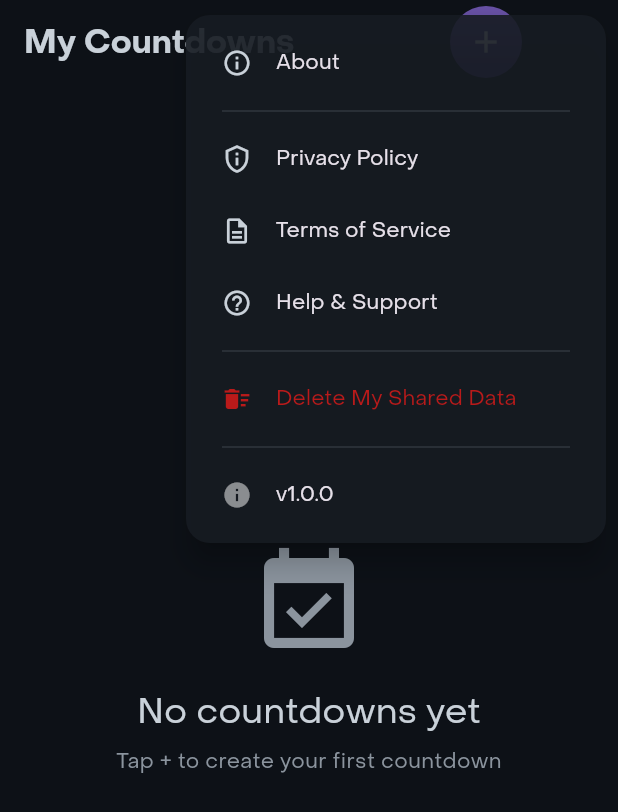
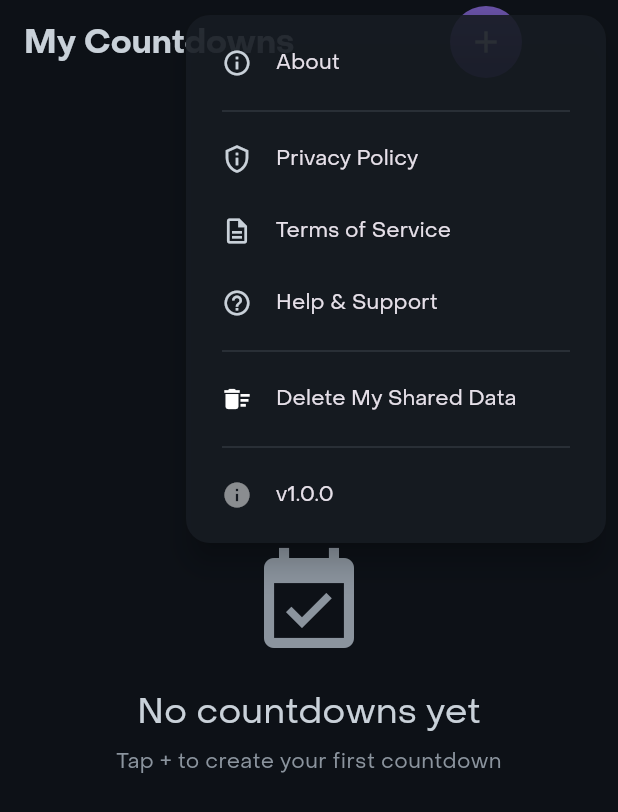
Before and after one commit to dashwhiz/countdown-app, a Flutter app: the screen it shows after launch, after a tap on the "keyboard control" icon, on a phone screen of 412 x 824 dp. Shown: the top 812 px of the screen. Run offline on Flutter 3.47's test engine with Material 3 defaults, Android fonts, the phone set to English and light mode, and no system bars; our stand-ins replace appwrite, flutter_spinkit, get, hive, hive_flutter, logger and 4 more; accounts and stored records are empty; network calls fail; project files that could hold a hidden picture were left out.

Commit message:
refactor: simplify delete shared data dialog and unify confirmation dialogs
- Simplify delete dialog text: 'Delete Shared Data?' and shorter message
- Change delete dialog to red/destructive style with delete_forever icon
- Use 'Delete' button text instead of 'OK'
- Refactor create/edit screen to use AppConfirmationDialog instead of custom AlertDialog
- Remove duplicate dialog code for consistency across app

```diff
--- a/lib/app/app_strings.dart
+++ b/lib/app/app_strings.dart
@@ -187,9 +187,9 @@ class AppStrings {
   static const String deleteMySharedData = 'Delete My Shared Data';
 
   // Delete Shared Data
-  static const String deleteSharedDataTitle = 'Delete All Shared Data?';
+  static const String deleteSharedDataTitle = 'Delete Shared Data?';
   static const String deleteSharedDataMessage =
-      'This will permanently delete all your shared countdowns and reactions from our servers. Your local countdowns will remain on your device.\n\nThis action cannot be undone.';
+      'This will permanently delete all shared countdowns from our servers. Local countdowns stay safe.';
   static const String deleteSharedDataSuccess = 'Shared data deleted successfully';
   static const String deleteSharedDataFailed = 'Failed to delete shared data';
   static const String deleteSharedDataPartial =
--- a/lib/screens/home_screen.dart
+++ b/lib/screens/home_screen.dart
@@ -123,9 +123,10 @@ class HomeController extends GetxController {
       context: context,
       title: AppStrings.deleteSharedDataTitle,
       message: AppStrings.deleteSharedDataMessage,
-      confirmText: AppStrings.ok,
+      confirmText: AppStrings.delete,
       cancelText: AppStrings.cancel,
-      icon: Icons.warning_amber_rounded,
+      icon: Icons.delete_forever,
+      isDestructive: true,
     );
 
     if (confirmed != true) return;
--- a/lib/widgets/app_menu_button.dart
+++ b/lib/widgets/app_menu_button.dart
@@ -204,12 +204,13 @@ class _AppMenuButtonState extends State<AppMenuButton>
           ),
           child: Row(
             children: [
-              const Icon(Icons.delete_sweep, size: 20, color: AppColors.error),
+              Icon(
+                Icons.delete_sweep,
+                size: 20,
+                color: Theme.of(context).iconTheme.color,
+              ),
               const SizedBox(width: AppConstants.paddingMedium),
-              const Text(
-                AppStrings.deleteMySharedData,
-                style: TextStyle(color: AppColors.error),
-              ),
+              const Text(AppStrings.deleteMySharedData),
             ],
           ),
         ),
```
Also changed, not shown: lib/screens/create_edit_event_screen.dart (+7 -20 lines).
